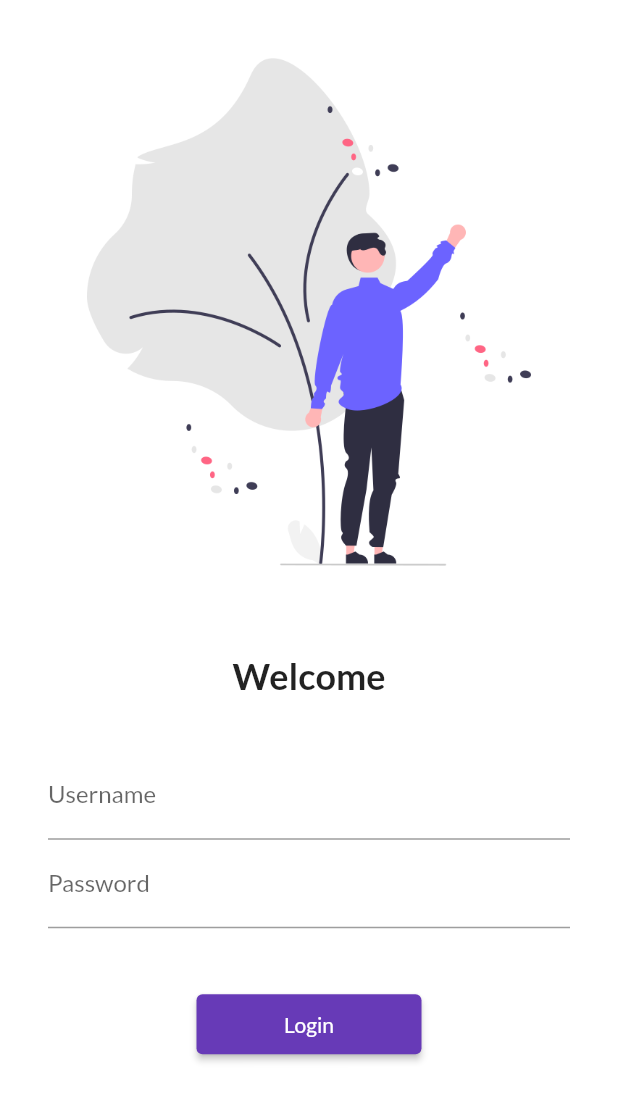
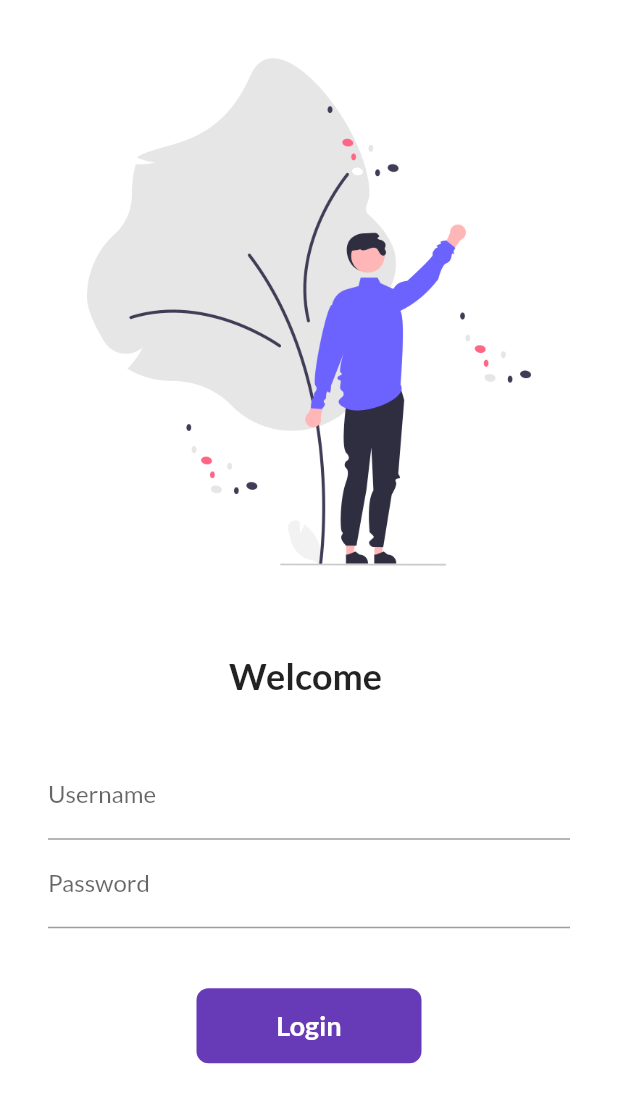
Before and after one commit to OAKak47/30DaysOfFlutter, a Flutter app: the screen it shows after launch, on a phone screen of 412 x 824 dp. Shown: the top 1103 px of the screen. Run offline on Flutter 3.47's test engine with Material 2 defaults, Android fonts, the phone set to English and light mode, and no system bars; our stand-ins replace google_fonts.

Commit message:
Day 6 completed

```diff
--- a/lib/pages/login_page.dart
+++ b/lib/pages/login_page.dart
@@ -1,7 +1,15 @@
 import 'package:flutter/material.dart';
 import 'package:flutter_catalogue/utils/routes.dart';
 
-class LoginPage extends StatelessWidget {
+class LoginPage extends StatefulWidget {
+  @override
+  State<LoginPage> createState() => _LoginPageState();
+}
+
+class _LoginPageState extends State<LoginPage> {
+  String name = "";
+  bool changeButton = false;
+
   @override
   Widget build(BuildContext context) {
     return Material(
@@ -17,7 +25,7 @@ class LoginPage extends StatelessWidget {
                 height: 20.0,
               ),
               Text(
-                "Welcome",
+                "Welcome $name",
                 style: TextStyle(
                   fontSize: 24,
                   fontWeight: FontWeight.bold,
@@ -36,6 +44,10 @@ class LoginPage extends StatelessWidget {
                         hintText: "Enter Username",
                         labelText: "Username",
                       ),
+                      onChanged: (value) {
+                        name = value;
+                        setState(() {});
+                      },
                     ),
                     TextFormField(
                       obscureText: true,
@@ -47,13 +59,46 @@ class LoginPage extends StatelessWidget {
                     SizedBox(
                       height: 40.0,
                     ),
-                    ElevatedButton(
-                      child: Text("Login"),
-                      style: TextButton.styleFrom(minimumSize: Size(150, 40)),
-                      onPressed: () {
+
+                    InkWell(
+                      onTap: () async {
+                        setState(() {
+                          changeButton = true;
+                        });
+                        await Future.delayed(Duration(seconds: 1));
                         Navigator.pushNamed(context, MyRoutes.homeRoute);
                       },
-                    ),
+                      child: AnimatedContainer(
+                        duration: Duration(seconds: 1),
+                        width: changeButton ? 50 : 150,
+                        height: 50,
+                        alignment: Alignment.center,
+                        child: changeButton
+                            ? Icon(
+                                Icons.done,
+                                color: Colors.white,
+                              )
+                            : Text(
+                                "Login",
+                                style: TextStyle(
+                                    color: Colors.white,
+                                    fontWeight: FontWeight.bold,
+                                    fontSize: 18),
+                              ),
+                        decoration: BoxDecoration(
+                            color: Colors.deepPurple,
+                            borderRadius:
+                                BorderRadius.circular(changeButton ? 50 : 8)),
+                      ),
+                    )
+
+                    // ElevatedButton(
+                    //   child: Text("Login"),
+                    //   style: TextButton.styleFrom(minimumSize: Size(150, 40)),
+                    //   onPressed: () {
+                    //     Navigator.pushNamed(context, MyRoutes.homeRoute);
+                    //   },
+                    // ),
                   ],
                 ),
               )
```
